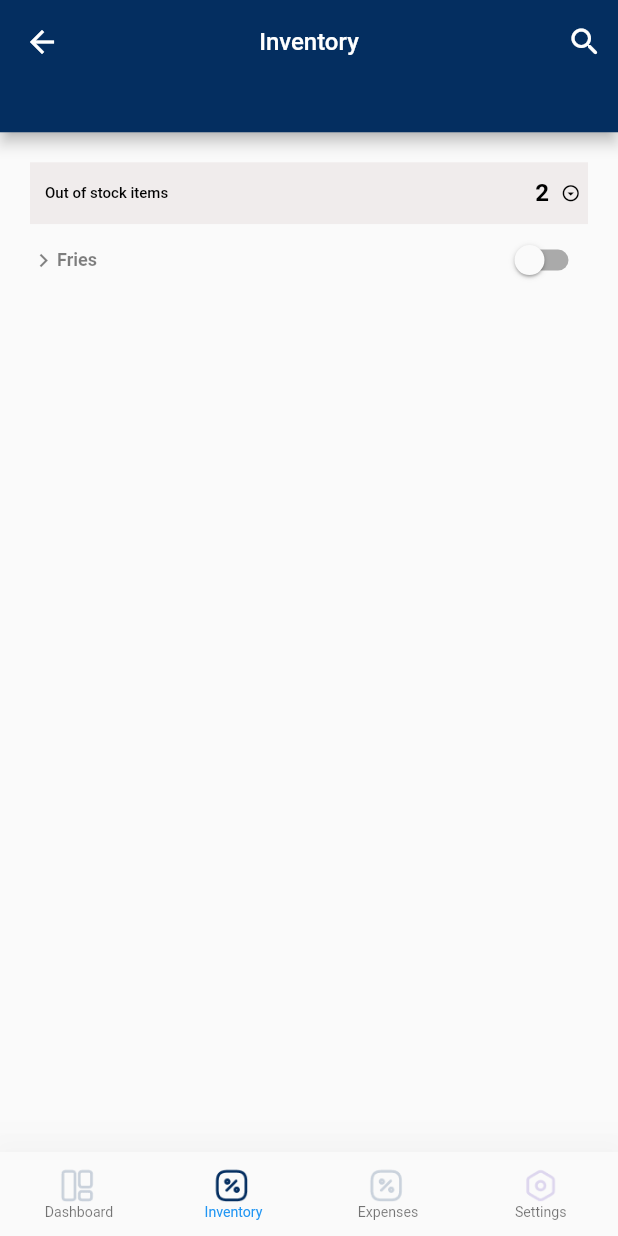
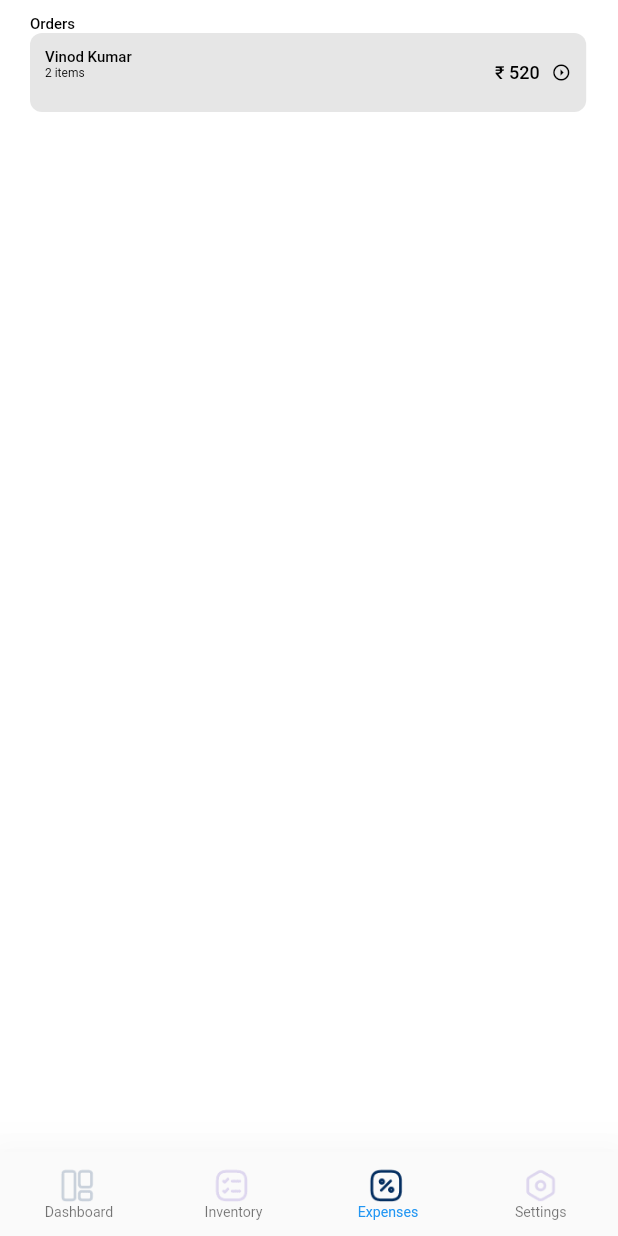
Before and after one commit to jyothir10/eatplek_admin, a Flutter app: the screen it shows after launch, on a phone screen of 412 x 824 dp. Run offline on Flutter 3.47's test engine with Material 2 defaults, Android fonts, the phone set to English and light mode, and no system bars; our stand-ins replace easy_splash_screen, numberpicker; Roboto replaces fonts that are missing (SFUIText).

Commit message:
ExpensesScreen.dart

```diff
--- /dev/null
+++ b/lib/Screens/ExpensesScreen.dart
@@ -0,0 +1,104 @@
+import 'package:flutter/material.dart';
+import 'package:eatplek_admin/Components/BottomBar.dart';
+import 'dart:math' as math;
+
+class ExpensesScreen extends StatefulWidget {
+  static const String id = '/expenses';
+  const ExpensesScreen({Key? key}) : super(key: key);
+
+  @override
+  State<ExpensesScreen> createState() => _ExpensesScreenState();
+}
+
+class _ExpensesScreenState extends State<ExpensesScreen> {
+  @override
+  Widget build(BuildContext context) {
+    return SafeArea(
+      child: Scaffold(
+        backgroundColor: Colors.white,
+        body: Padding(
+          padding: const EdgeInsets.symmetric(horizontal: 20, vertical: 10),
+          child: Column(
+            crossAxisAlignment: CrossAxisAlignment.start,
+            children: [
+              const Text(
+                'Orders',
+                style: TextStyle(
+                  color: Colors.black,
+                  fontSize: 10,
+                  fontFamily: 'SFUIText',
+                  fontWeight: FontWeight.w500,
+                ),
+              ),
+              Container(
+                height: MediaQuery.of(context).size.height * .064,
+                width: MediaQuery.of(context).size.width * .9,
+                decoration: BoxDecoration(
+                  color: Color(0xffe6e6e6),
+                  borderRadius: BorderRadius.circular(8),
+                ),
+                child: Padding(
+                  padding: const EdgeInsets.all(10),
+                  child: Row(
+                    mainAxisAlignment: MainAxisAlignment.spaceBetween,
+                    children: [
+                      Column(
+                        crossAxisAlignment: CrossAxisAlignment.start,
+                        children: const [
+                          Text(
+                            'Vinod Kumar ',
+                            style: TextStyle(
+                              color: Colors.black,
+                              fontSize: 10,
+                              fontFamily: 'SFUIText',
+                              fontWeight: FontWeight.w500,
+                            ),
+                          ),
+                          Text(
+                            '2 items',
+                            style: TextStyle(
+                              color: Colors.black,
+                              fontSize: 8,
+                              fontFamily: 'SFUIText',
+                            ),
+                          ),
+                        ],
+                      ),
+                      Row(
+                        children: [
+                          const Padding(
+                            padding: EdgeInsets.only(right: 8),
+                            child: Text(
+                              '₹ 520',
+                              style: TextStyle(
+                                color: Colors.black,
+                                fontSize: 12,
+                                fontFamily: 'SFUIText',
+                                fontWeight: FontWeight.w500,
+                              ),
+                            ),
+                          ),
+                          Transform.rotate(
+                            angle: 270 * math.pi / 180,
+                            child: const Icon(
+                              Icons.arrow_drop_down_circle_outlined,
+                              color: Colors.black,
+                              size: 13,
+                            ),
+                          ),
+                        ],
+                      ),
+                    ],
+                  ),
+                ),
+              ),
+            ],
+          ),
+        ),
+        bottomNavigationBar: BottomBar(
+          index: 2,
+        ),
+      ),
+    );
+  }
+}
--- a/lib/Screens/InventoryScreen.dart
+++ b/lib/Screens/InventoryScreen.dart
@@ -30,7 +30,7 @@ class _InventoryScreenState extends State<InventoryScreen> {
                 Icons.arrow_back_outlined,
               ),
             ),
-            title: Text(
+            title: const Text(
               'Inventory',
               style: TextStyle(
                 color: Colors.white,
@@ -105,7 +105,7 @@ class _InventoryScreenState extends State<InventoryScreen> {
                                 Icons.arrow_drop_down_circle_outlined,
                                 color: Colors.black,
                                 size: 13,
-                              ))
+                              ),),
                         ],
                       ),
                     ],
--- a/lib/main.dart
+++ b/lib/main.dart
@@ -8,6 +8,7 @@ import 'Screens/EditProfileScreen.dart';
 import 'Screens/LoginScreen.dart';
 import 'Screens/MenuChangeScreen.dart';
 import 'Screens/NotificationScreen.dart';
+import 'Screens/ExpensesScreen.dart';
 
 void main() {
   runApp(MyApp());
@@ -19,7 +20,7 @@ class MyApp extends StatelessWidget {
   Widget build(BuildContext context) {
     return MaterialApp(
         debugShowCheckedModeBanner: false,
-        initialRoute: InventoryScreen.id,
+        initialRoute: ExpensesScreen.id,
         routes: {
           OnboardingScreen.id: (context) => OnboardingScreen(),
           LoginScreen.id: (context) => LoginScreen(),
@@ -29,6 +30,7 @@ class MyApp extends StatelessWidget {
           TimeChangeScreen.id: (context) => TimeChangeScreen(),
           SettingsSCreen.id: (context) => SettingsSCreen(),
           InventoryScreen.id: (context) => InventoryScreen(),
+          ExpensesScreen.id: (context) => ExpensesScreen(),
         });
   }
 }
```
